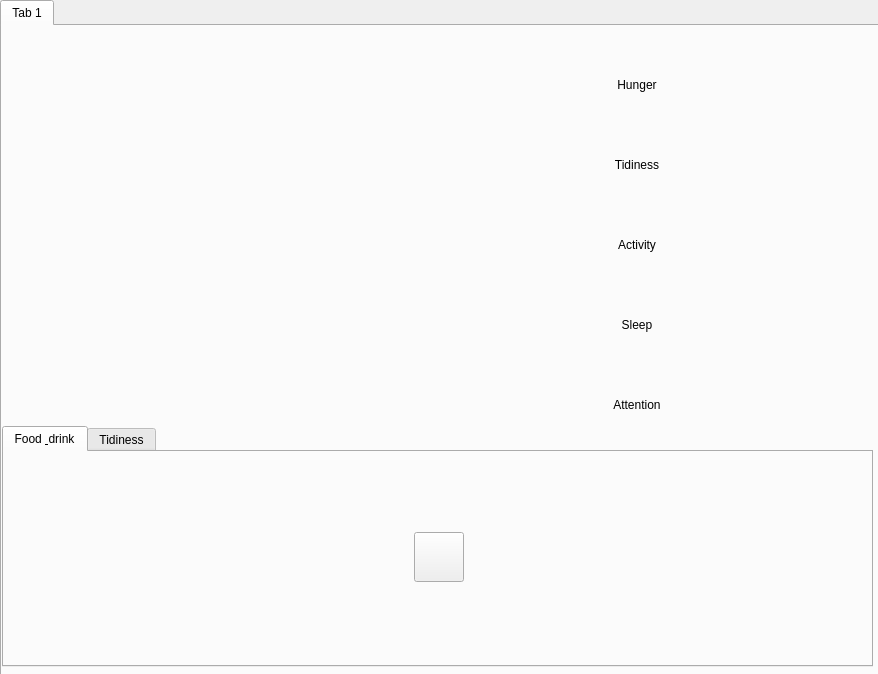
The window that animalwindow.ui (lrchva/Tamagotchi) describes before a commit, drawn with Qt 5.
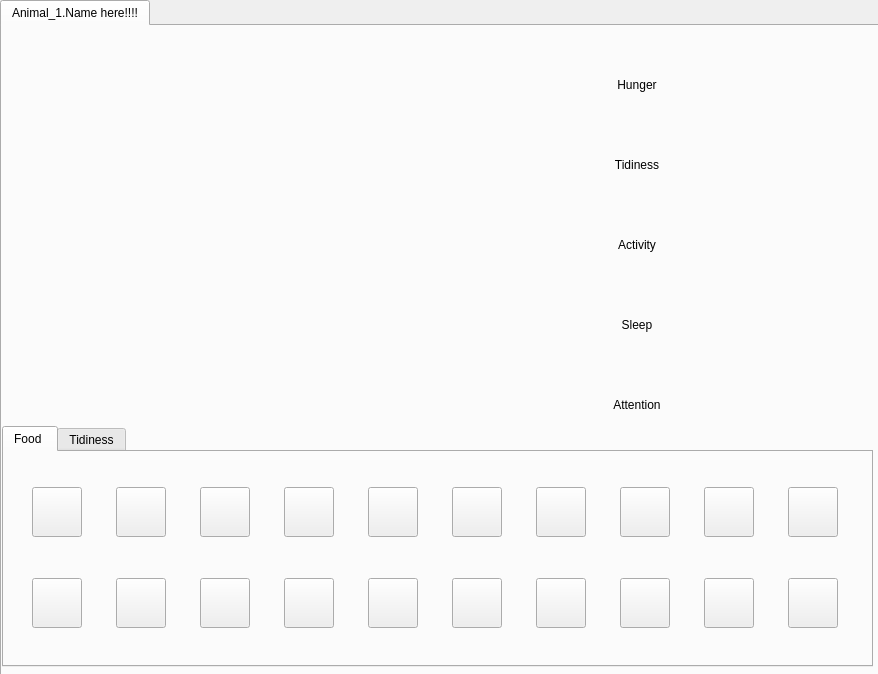
The same window after the commit. Icons and pictures are not drawn.

What changed in the file:
```diff
--- a/animalwindow.ui
+++ b/animalwindow.ui
@@ -33,7 +33,7 @@
    </property>
    <widget class="QWidget" name="tab">
     <attribute name="title">
-     <string>Tab 1</string>
+     <string>Animal_1.Name here!!!!</string>
     </attribute>
     <widget class="QLabel" name="animalPictureBox">
      <property name="geometry">
@@ -77,7 +77,7 @@
      </property>
      <widget class="QWidget" name="HungerTab">
       <attribute name="title">
-       <string>Food &amp; drink</string>
+       <string>Food </string>
       </attribute>
       <widget class="QWidget" name="gridLayoutWidget">
        <property name="geometry">
@@ -89,6 +89,202 @@
         </rect>
        </property>
        <layout class="QGridLayout" name="gridLayout">
+        <item row="0" column="5">
+         <widget class="QPushButton" name="t1_itemButton_4">
+          <property name="sizePolicy">
+           <sizepolicy hsizetype="Fixed" vsizetype="Fixed">
+            <horstretch>0</horstretch>
+            <verstretch>0</verstretch>
+           </sizepolicy>
+          </property>
+          <property name="minimumSize">
+           <size>
+            <width>50</width>
+            <height>50</height>
+           </size>
+          </property>
+          <property name="maximumSize">
+           <size>
+            <width>50</width>
+            <height>50</height>
+           </size>
+          </property>
+          <property name="iconSize">
+           <size>
+            <width>50</width>
+            <height>50</height>
+           </size>
+          </property>
+         </widget>
+        </item>
+        <item row="0" column="1">
+         <widget class="QPushButton" name="t1_itemButton_0">
+          <property name="sizePolicy">
+           <sizepolicy hsizetype="Fixed" vsizetype="Fixed">
+            <horstretch>0</horstretch>
+            <verstretch>0</verstretch>
+           </sizepolicy>
+          </property>
+          <property name="minimumSize">
+           <size>
+            <width>50</width>
+            <height>50</height>
+           </size>
+          </property>
+          <property name="maximumSize">
+           <size>
+            <width>50</width>
+            <height>50</height>
+           </size>
+          </property>
+          <property name="iconSize">
+           <size>
+            <width>50</width>
+            <height>50</height>
+           </size>
+          </property>
+         </widget>
+        </item>
+        <item row="0" column="3">
+         <widget class="QPushButton" name="t1_itemButton_2">
+          <property name="sizePolicy">
+           <sizepolicy hsizetype="Fixed" vsizetype="Fixed">
+            <horstretch>0</horstretch>
+            <verstretch>0</verstretch>
+           </sizepolicy>
+          </property>
+          <property name="minimumSize">
+           <size>
+            <width>50</width>
+            <height>50</height>
+           </size>
+          </property>
+          <property name="maximumSize">
+           <size>
+            <width>50</width>
+            <height>50</height>
+           </size>
+          </property>
+          <property name="iconSize">
+           <size>
+            <width>50</width>
+            <height>50</height>
+           </size>
+          </property>
+         </widget>
+        </item>
+        <item row="0" column="9">
+         <widget class="QPushButton" name="t1_itemButton_8">
+          <property name="sizePolicy">
+           <sizepolicy hsizetype="Fixed" vsizetype="Fixed">
+            <horstretch>0</horstretch>
+            <verstretch>0</verstretch>
+           </sizepolicy>
+          </property>
+          <property name="minimumSize">
+           <size>
+            <width>50</width>
+            <height>50</height>
+           </size>
+          </property>
+          <property name="maximumSize">
+           <size>
+            <width>50</width>
+            <height>50</height>
+           </size>
+          </property>
+          <property name="iconSize">
+           <size>
+            <width>50</width>
+            <height>50</height>
+           </size>
+          </property>
+         </widget>
+        </item>
+        <item row="0" column="8">
+         <widget class="QPushButton" name="t1_itemButton_7">
+          <property name="sizePolicy">
+           <sizepolicy hsizetype="Fixed" vsizetype="Fixed">
+            <horstretch>0</horstretch>
+            <verstretch>0</verstretch>
+           </sizepolicy>
+          </property>
+          <property name="minimumSize">
+           <size>
+            <width>50</width>
+            <height>50</height>
+           </size>
+          </property>
+          <property name="maximumSize">
+           <size>
+            <width>50</width>
+            <height>50</height>
+           </size>
+          </property>
+          <property name="iconSize">
+           <size>
+            <width>50</width>
+            <height>50</height>
+           </size>
+          </property>
+         </widget>
+        </item>
+        <item row="0" column="2">
+         <widget class="QPushButton" name="t1_itemButton_1">
+          <property name="sizePolicy">
+           <sizepolicy hsizetype="Fixed" vsizetype="Fixed">
+            <horstretch>0</horstretch>
+            <verstretch>0</verstretch>
+           </sizepolicy>
+          </property>
+          <property name="minimumSize">
+           <size>
+            <width>50</width>
+            <height>50</height>
+           </size>
+          </property>
+          <property name="maximumSize">
+           <size>
+            <width>50</width>
+            <height>50</height>
+           </size>
+          </property>
+          <property name="iconSize">
+           <size>
+            <width>50</width>
+            <height>50</height>
+           </size>
+          </property>
+         </widget>
+        </item>
+        <item row="0" column="4">
+         <widget class="QPushButton" name="t1_itemButton_3">
+          <property name="sizePolicy">
+           <sizepolicy hsizetype="Fixed" vsizetype="Fixed">
+            <horstretch>0</horstretch>
+            <verstretch>0</verstretch>
+           </sizepolicy>
+          </property>
+          <property name="minimumSize">
+           <size>
+            <width>50</width>
+            <height>50</height>
+           </size>
+          </property>
+          <property name="maximumSize">
+           <size>
+            <width>50</width>
+            <height>50</height>
+           </size>
+          </property>
+          <property name="iconSize">
+           <size>
+            <width>50</width>
+            <height>50</height>
+           </size>
+          </property>
+         </widget>
+        </item>
         <item row="0" column="0">
          <widget class="QPushButton" name="goToShopButton_t1">
           <property name="sizePolicy">
@@ -121,6 +317,342 @@
           </property>
          </widget>
         </item>
+        <item row="0" column="7">
+         <widget class="QPushButton" name="t1_itemButton_6">
+          <property name="sizePolicy">
+           <sizepolicy hsizetype="Fixed" vsizetype="Fixed">
+            <horstretch>0</horstretch>
+            <verstretch>0</verstretch>
+           </sizepolicy>
+          </property>
+          <property name="minimumSize">
+           <size>
+            <width>50</width>
+            <height>50</height>
+           </size>
+          </property>
+          <property name="maximumSize">
+           <size>
+            <width>50</width>
+            <height>50</height>
+           </size>
+          </property>
+          <property name="iconSize">
+           <size>
+            <width>50</width>
+            <height>50</height>
+           </size>
+          </property>
+         </widget>
+        </item>
+        <item row="0" column="6">
+         <widget class="QPushButton" name="t1_itemButton_5">
+          <property name="sizePolicy">
+           <sizepolicy hsizetype="Fixed" vsizetype="Fixed">
+            <horstretch>0</horstretch>
+            <verstretch>0</verstretch>
+           </sizepolicy>
+          </property>
+          <property name="minimumSize">
+           <size>
+            <width>50</width>
+            <height>50</height>
+           </size>
+          </property>
+          <property name="maximumSize">
+           <size>
+            <width>50</width>
+            <height>50</height>
+           </size>
+          </property>
+          <property name="iconSize">
+           <size>
+            <width>50</width>
+            <height>50</height>
+           </size>
+          </property>
+         </widget>
+        </item>
+        <item row="1" column="0">
+         <widget class="QPushButton" name="t1_itemButton_9">
+          <property name="sizePolicy">
+           <sizepolicy hsizetype="Fixed" vsizetype="Fixed">
+            <horstretch>0</horstretch>
+            <verstretch>0</verstretch>
+           </sizepolicy>
+          </property>
+          <property name="minimumSize">
+           <size>
+            <width>50</width>
+            <height>50</height>
+           </size>
+          </property>
+          <property name="maximumSize">
+           <size>
+            <width>50</width>
+            <height>50</height>
+           </size>
+          </property>
+          <property name="iconSize">
+           <size>
+            <width>50</width>
+            <height>50</height>
+           </size>
+          </property>
+         </widget>
+        </item>
+        <item row="1" column="1">
+         <widget class="QPushButton" name="t1_itemButton_10">
+          <property name="sizePolicy">
+           <sizepolicy hsizetype="Fixed" vsizetype="Fixed">
+            <horstretch>0</horstretch>
+            <verstretch>0</verstretch>
+           </sizepolicy>
+          </property>
+          <property name="minimumSize">
+           <size>
+            <width>50</width>
+            <height>50</height>
+           </size>
+          </property>
+          <property name="maximumSize">
+           <size>
+            <width>50</width>
+            <height>50</height>
+           </size>
+          </property>
+          <property name="iconSize">
+           <size>
+            <width>50</width>
+            <height>50</height>
+           </size>
+          </property>
+         </widget>
+        </item>
+        <item row="1" column="2">
+         <widget class="QPushButton" name="t1_itemButton_11">
+          <property name="sizePolicy">
+           <sizepolicy hsizetype="Fixed" vsizetype="Fixed">
+            <horstretch>0</horstretch>
+            <verstretch>0</verstretch>
+           </sizepolicy>
+          </property>
+          <property name="minimumSize">
+           <size>
+            <width>50</width>
+            <height>50</height>
+           </size>
+          </property>
+          <property name="maximumSize">
+           <size>
+            <width>50</width>
+            <height>50</height>
+           </size>
+          </property>
+          <property name="iconSize">
+           <size>
+            <width>50</width>
+            <height>50</height>
+           </size>
+          </property>
+         </widget>
+        </item>
+        <item row="1" column="3">
+         <widget class="QPushButton" name="t1_itemButton_12">
+          <property name="sizePolicy">
+           <sizepolicy hsizetype="Fixed" vsizetype="Fixed">
+            <horstretch>0</horstretch>
+            <verstretch>0</verstretch>
+           </sizepolicy>
+          </property>
+          <property name="minimumSize">
+           <size>
+            <width>50</width>
+            <height>50</height>
+           </size>
+          </property>
+          <property name="maximumSize">
+           <size>
+            <width>50</width>
+            <height>50</height>
+           </size>
+          </property>
+          <property name="iconSize">
+           <size>
+            <width>50</width>
+            <height>50</height>
+           </size>
+          </property>
+         </widget>
+        </item>
+        <item row="1" column="4">
+         <widget class="QPushButton" name="t1_itemButton_13">
+          <property name="sizePolicy">
+           <sizepolicy hsizetype="Fixed" vsizetype="Fixed">
+            <horstretch>0</horstretch>
+            <verstretch>0</verstretch>
+           </sizepolicy>
+          </property>
+          <property name="minimumSize">
+           <size>
+            <width>50</width>
+            <height>50</height>
+           </size>
+          </property>
+          <property name="maximumSize">
+           <size>
+            <width>50</width>
+            <height>50</height>
+           </size>
+          </property>
+          <property name="iconSize">
+           <size>
+            <width>50</width>
+            <height>50</height>
+           </size>
+          </property>
+         </widget>
+        </item>
+        <item row="1" column="5">
+         <widget class="QPushButton" name="t1_itemButton_14">
+          <property name="sizePolicy">
+           <sizepolicy hsizetype="Fixed" vsizetype="Fixed">
+            <horstretch>0</horstretch>
+            <verstretch>0</verstretch>
+           </sizepolicy>
+          </property>
+          <property name="minimumSize">
+           <size>
+            <width>50</width>
+            <height>50</height>
+           </size>
+          </property>
+          <property name="maximumSize">
+           <size>
+            <width>50</width>
+            <height>50</height>
+           </size>
+          </property>
+          <property name="iconSize">
+           <size>
+            <width>50</width>
+            <height>50</height>
+           </size>
+          </property>
+         </widget>
+        </item>
+        <item row="1" column="6">
+         <widget class="QPushButton" name="t1_itemButton_15">
+          <property name="sizePolicy">
+           <sizepolicy hsizetype="Fixed" vsizetype="Fixed">
+            <horstretch>0</horstretch>
+            <verstretch>0</verstretch>
+           </sizepolicy>
+          </property>
+          <property name="minimumSize">
+           <size>
+            <width>50</width>
+            <height>50</height>
+           </size>
+          </property>
+          <property name="maximumSize">
+           <size>
+            <width>50</width>
+            <height>50</height>
+           </size>
+          </property>
+          <property name="iconSize">
+           <size>
+            <width>50</width>
+            <height>50</height>
+           </size>
+          </property>
+         </widget>
+        </item>
+        <item row="1" column="7">
+         <widget class="QPushButton" name="t1_itemButton_16">
+          <property name="sizePolicy">
+           <sizepolicy hsizetype="Fixed" vsizetype="Fixed">
+            <horstretch>0</horstretch>
+            <verstretch>0</verstretch>
+           </sizepolicy>
+          </property>
+          <property name="minimumSize">
+           <size>
+            <width>50</width>
+            <height>50</height>
+           </size>
+          </property>
+          <property name="maximumSize">
+           <size>
+            <width>50</width>
+            <height>50</height>
+           </size>
+          </property>
+          <property name="iconSize">
+           <size>
+            <width>50</width>
+            <height>50</height>
+           </size>
+          </property>
+         </widget>
+        </item>
+        <item row="1" column="8">
+         <widget class="QPushButton" name="t1_itemButton_17">
+          <property name="sizePolicy">
+           <sizepolicy hsizetype="Fixed" vsizetype="Fixed">
+            <horstretch>0</horstretch>
+            <verstretch>0</verstretch>
+           </sizepolicy>
+          </property>
+          <property name="minimumSize">
+           <size>
+            <width>50</width>
+            <height>50</height>
+           </size>
+          </property>
+          <property name="maximumSize">
+           <size>
+            <width>50</width>
+            <height>50</height>
+           </size>
+          </property>
+          <property name="iconSize">
+           <size>
+            <width>50</width>
+            <height>50</height>
+           </size>
+          </property>
+         </widget>
+        </item>
+        <item row="1" column="9">
+         <widget class="QPushButton" name="t1_itemButton_18">
+          <property name="sizePolicy">
+           <sizepolicy hsizetype="Fixed" vsizetype="Fixed">
+            <horstretch>0</horstretch>
+            <verstretch>0</verstretch>
+           </sizepolicy>
+          </property>
+          <property name="minimumSize">
+           <size>
+            <width>50</width>
+            <height>50</height>
+           </size>
+          </property>
+          <property name="maximumSize">
+           <size>
+            <width>50</width>
+            <height>50</height>
+           </size>
+          </property>
+          <property name="iconSize">
+           <size>
+            <width>50</width>
+            <height>50</height>
+           </size>
+          </property>
+         </widget>
+        </item>
        </layout>
       </widget>
      </widget>
```
Left out of the diff: 4 changed lines with no effect on the pictures.
